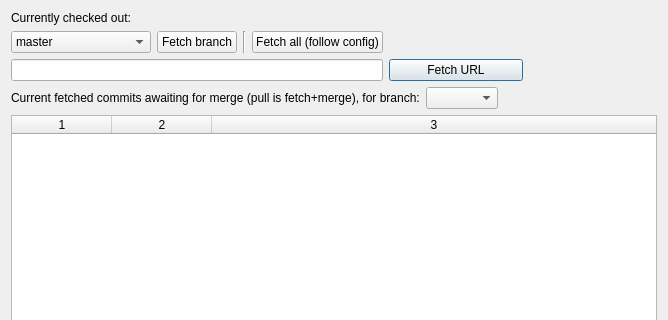
Qt form manager/pulldialog.ui (NorthIsMirror/QtZekyllManager) before a commit; both pictures show x 0 to 668 and y 0 to 320 of the 668 by 490 pixel window.
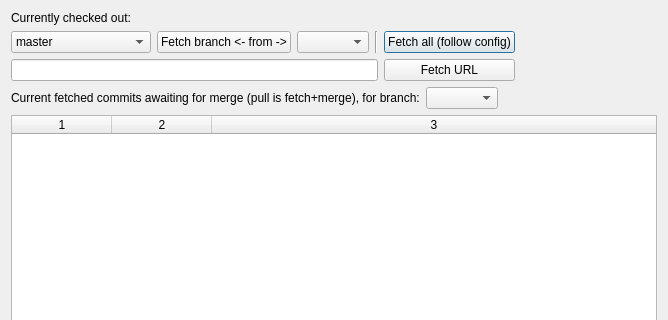
The same form after that commit.

Commit message: pulldialog.ui: new combo (remotes); fetch... button is connected

The edit to the form file:
```diff
--- a/manager/pulldialog.ui
+++ b/manager/pulldialog.ui
@@ -23,6 +23,16 @@
    </item>
    <item>
     <layout class="QGridLayout" name="gridLayout">
+     <item row="0" column="5">
+      <widget class="QPushButton" name="fetchAll">
+       <property name="text">
+        <string>Fetch all (follow config)</string>
+       </property>
+      </widget>
+     </item>
+     <item row="0" column="3">
+      <widget class="QComboBox" name="remotesCombo"/>
+     </item>
      <item row="1" column="5">
       <widget class="QPushButton" name="fetchURL">
        <property name="text">
@@ -46,26 +56,6 @@
        </property>
       </spacer>
      </item>
-     <item row="0" column="4">
-      <widget class="QPushButton" name="fetchAll">
-       <property name="text">
-        <string>Fetch all (follow config)</string>
-       </property>
-      </widget>
-     </item>
-     <item row="0" column="5">
-      <spacer name="horizontalSpacer_3">
-       <property name="orientation">
-        <enum>Qt::Horizontal</enum>
-       </property>
-       <property name="sizeHint" stdset="0">
-        <size>
-         <width>40</width>
-         <height>20</height>
-        </size>
-       </property>
-      </spacer>
-     </item>
      <item row="0" column="0">
       <widget class="QComboBox" name="branchCombo">
        <property name="minimumSize">
@@ -84,7 +74,7 @@
      <item row="0" column="1" colspan="2">
       <widget class="QPushButton" name="fetchBranch">
        <property name="text">
-        <string>Fetch branch</string>
+        <string>Fetch branch &lt;- from -&gt;</string>
        </property>
       </widget>
      </item>
@@ -101,7 +91,7 @@
        </property>
       </spacer>
      </item>
-     <item row="0" column="3">
+     <item row="0" column="4">
       <widget class="Line" name="line">
        <property name="orientation">
         <enum>Qt::Vertical</enum>
```
The commit also changes 2 other files.
